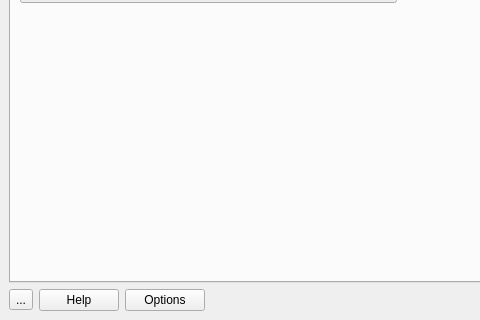
Above: src/cplus_plugin/ui/qgis_cplus_main_dockwidget.ui from ConservationInternational/cplus-plugin before the change; both pictures show x 0 to 480 and y 322 to 642 of the 799 by 642 pixel window. Below: the same form after it.
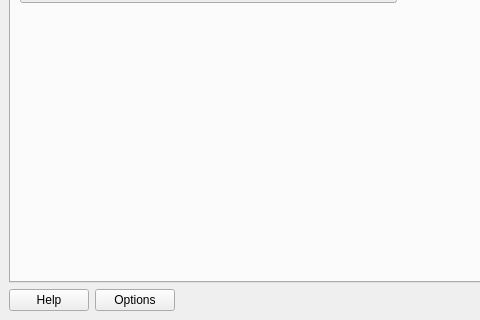
That is the form after the change. Icons and pictures are not drawn. Custom widgets are drawn as their Qt base class.

Commit message: fix signal issue

Diff of the .ui file:
```diff
--- a/src/cplus_plugin/ui/qgis_cplus_main_dockwidget.ui
+++ b/src/cplus_plugin/ui/qgis_cplus_main_dockwidget.ui
@@ -408,13 +408,6 @@
      <layout class="QHBoxLayout" name="horizontalLayout_2">
       <item>
        <layout class="QHBoxLayout" name="horizontalLayout">
-        <item>
-         <widget class="QToolButton" name="toolButton">
-          <property name="text">
-           <string>...</string>
-          </property>
-         </widget>
-        </item>
         <item>
          <widget class="QPushButton" name="help_btn">
           <property name="maximumSize">
```
The commit also changes 1 other file.
